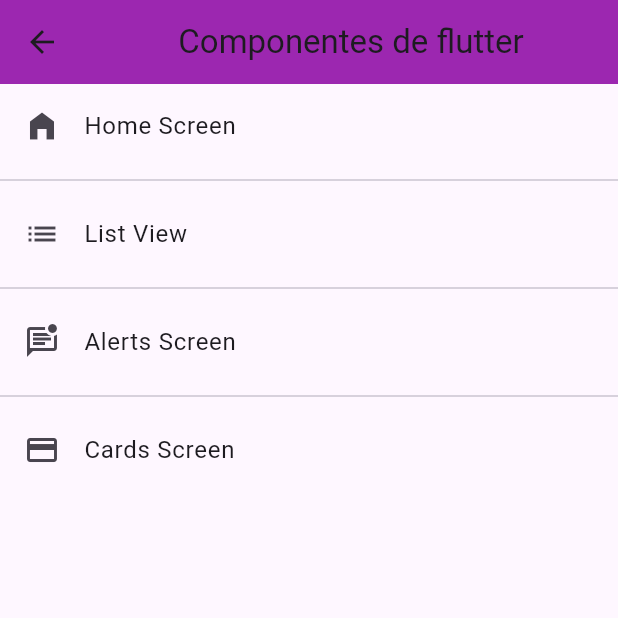
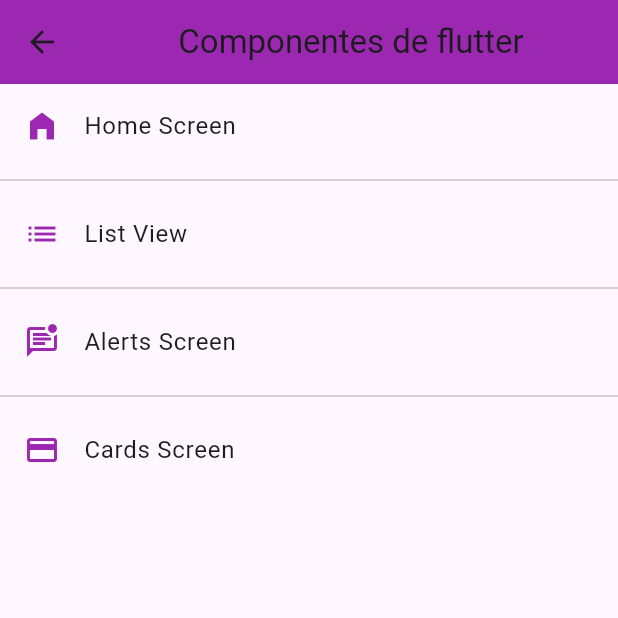
Before and after one commit to Chafardet-1800/Flutter-Components, a Flutter app: the HomeScreen screen opened by its route, on a phone screen of 412 x 824 dp, the top half of it. Run offline on Flutter 3.47's test engine with Material 3 defaults, Android fonts, the phone set to English and light mode, and no system bars.

Commit message:
Crreacion de themas de color

```diff
--- a/lib/router/app_routes.dart
+++ b/lib/router/app_routes.dart
@@ -37,7 +37,7 @@ class AppRoutes {
 
   static Route<dynamic> onGeneralRoute (RouteSettings settings) {
     return MaterialPageRoute(
-      builder: (context) => const AlertScreen(),
+      builder: (context) => const HomeScreen(),
     );
   }
 
--- a/lib/screens/home_screen.dart
+++ b/lib/screens/home_screen.dart
@@ -1,6 +1,7 @@
 import 'package:flutter/material.dart';
 
 import 'package:flutter_components_test/router/app_routes.dart';
+import 'package:flutter_components_test/theme/app_theme.dart';
 
 class HomeScreen extends StatelessWidget {
 
@@ -22,6 +23,7 @@ class HomeScreen extends StatelessWidget {
           title: Text(AppRoutes.menuOptions[index].name),
           leading: Icon(
             AppRoutes.menuOptions[index].icon,
+            color: AppTheme.primary,
           ),
           onTap: () {
             Navigator.pushNamed(context, AppRoutes.menuOptions[index].route);
--- a/lib/theme/app_theme.dart
+++ b/lib/theme/app_theme.dart
@@ -7,7 +7,19 @@ class AppTheme {
   static final ThemeData ligthTheme = ThemeData.light().copyWith(
 
     // Color primario
-    primaryColor: Colors.purple,
+    primaryColor: primary,
+
+    // Appbar theme
+    appBarTheme: const AppBarTheme(
+      color: primary
+    ),
+
+  );
+
+  static final ThemeData darkTheme = ThemeData.dark().copyWith(
+
+    // Color primario
+    primaryColor: primary,
 
     // Appbar theme
     appBarTheme: const AppBarTheme(
```
